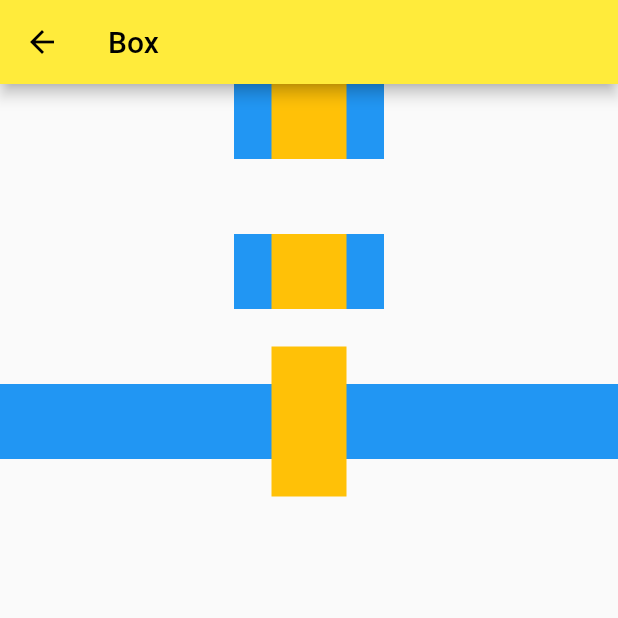
After one commit to zone1026/flutterExample, a Flutter app: the YZBoxWidget screen opened directly, on a phone screen of 412 x 824 dp, the top half of it. The commit adds this screen. Run offline on Flutter 3.47's test engine with Material 2 defaults, Android fonts, the phone set to English and light mode, and no system bars; our stand-ins replace transparent_image.

Commit message:
<feature> box

```diff
--- /dev/null
+++ b/lib/box.dart
@@ -0,0 +1,115 @@
+// ignore_for_file: avoid_print
+import 'package:flutter/material.dart';
+
+class YZBoxWidget extends StatelessWidget {
+  const YZBoxWidget({Key? key}) : super(key: key);
+  @override
+  Widget build(BuildContext context) {
+    return Scaffold(
+      appBar: AppBar(
+        title: const Text(
+          'Box',
+        ),
+      ),
+      // body: _overflowBox(),
+      // body: _sizedOverflowBox(),
+      body: _box(),
+    );
+  }
+}
+
+Column _box() {
+  return Column(
+    children: [
+      Container(
+        color: Colors.blue,
+        child: SizedOverflowBox(
+          size: const Size(100.0, 50.0),
+          child: Container(
+            width: 50.0,
+            height: 50.0,
+            color: Colors.amber,
+          ),
+        ),
+      ),
+      Container(
+        margin: const EdgeInsets.only(top: 50.0),
+        color: Colors.blue,
+        constraints: const BoxConstraints(
+          maxHeight: 50.0,
+        ),
+        child: SizedOverflowBox(
+          size: const Size(100.0, 50.0),
+          alignment: Alignment.topCenter,
+          child: Container(
+            width: 50.0,
+            height: 80.0,
+            color: Colors.amber,
+          ),
+        ),
+      ),
+      Container(
+        margin: const EdgeInsets.only(top: 50.0),
+        color: Colors.blue,
+        height: 150.0,
+        constraints: const BoxConstraints(maxHeight: 50.0),
+        child: OverflowBox(
+          alignment: Alignment.center,
+          minWidth: 20.0,
+          maxWidth: 100,
+          minHeight: 20.0,
+          maxHeight: 100.0,
+          child: Container(
+            width: 50.0,
+            height: 120.0,
+            color: Colors.amber,
+          ),
+        ),
+      )
+    ],
+  );
+}
+
+/// alignment = Alignment.center：位置
+/// minWidth：最小宽度，如果子控件宽度小于这个值，按这个值显示
+/// maxWidth：最大宽度，如果子控件宽度大于这个值，按这个值显示
+/// minHeight：最小高度，如果子控件高度小于这个值，按这个值显示
+/// maxHeight：最大高度，如果子控件高度大于这个值，按这个值显示
+/// child：
+/// 如果OverflowBox不设置约束，那么OverflowBox将使用他父控件的约束；如果OverflowBox的子控件尺寸大于OverflowBox父控件，且OverflowBox的约束也大于OverflowBox父控件，这时候OverflowBox子项就会溢出显示。
+/// 需要注意的是OverflowBox自己是没有宽高的，他的属性都是对子控件的约束而已，OverflowBox的尺寸是由他的父控件约束来决定的。这一点跟SizedOverflowBox是不一样的。SizedOverflowBox我们会在下一节讲，可以跟OverflowBox最个对比。
+Container _overflowBox() {
+  return Container(
+    color: Colors.blue,
+    // width: 200.0,
+    height: 200.0,
+    child: OverflowBox(
+      alignment: Alignment.topCenter,
+      minWidth: 20.0,
+      maxWidth: 200.0,
+      minHeight: 20.0,
+      maxHeight: 400.0,
+      child: Container(
+        width: 50.0,
+        height: 300.0,
+        color: Colors.amber,
+      ),
+    ),
+  );
+}
+
+/// 一个特定大小的widget，但是会将它的原始约束传递给子控件，它可能会溢出。
+Container _sizedOverflowBox() {
+  return Container(
+    color: Colors.blue,
+    child: SizedOverflowBox(
+      alignment: Alignment.topCenter,
+      size: const Size(100.0, 50.0),
+      child: Container(
+        width: 50.0,
+        height: 80.0,
+        color: Colors.amber,
+      ),
+    ),
+  );
+}
--- a/lib/main.dart
+++ b/lib/main.dart
@@ -31,6 +31,8 @@ class MyHomeApp extends StatelessWidget {
   @override
   Widget build(BuildContext context) {
     return MaterialApp(
+      // 关闭条幅上的DEBUG字样
+      debugShowCheckedModeBanner: false,
       title: 'Flutter Demo',
       theme: ThemeData(
         primarySwatch: Colors.yellow,
--- a/lib/routeManager.dart
+++ b/lib/routeManager.dart
@@ -63,6 +63,7 @@ import 'package:my_app/sliverFillViewport.dart';
 import 'package:my_app/sliverFillRemaining.dart';
 import 'package:my_app/intrinsic.dart';
 import 'package:my_app/showAndHide.dart';
+import 'package:my_app/box.dart';
 
 import 'package:my_app/painter.dart';
 
@@ -208,6 +209,7 @@ class YZRouteManager {
           const YZSliverFillRemainingWidget(),
       '/widget/intrinsic': (context) => const YZIntrinsicWidget(),
       '/widget/showAndHide': (context) => const YZShowAndHideWidget(),
+      '/widget/box': (context) => const YZBoxWidget(),
     };
   }
 
--- a/lib/showAndHide.dart
+++ b/lib/showAndHide.dart
@@ -25,7 +25,7 @@ class _YZhowAndHideState extends State<YZShowAndHideWidget> {
     return Scaffold(
       backgroundColor: Colors.white,
       appBar: AppBar(
-        title: const Text('title'),
+        title: const Text('Widget Show and Hide'),
       ),
       body: Center(
         child: Column(
```
